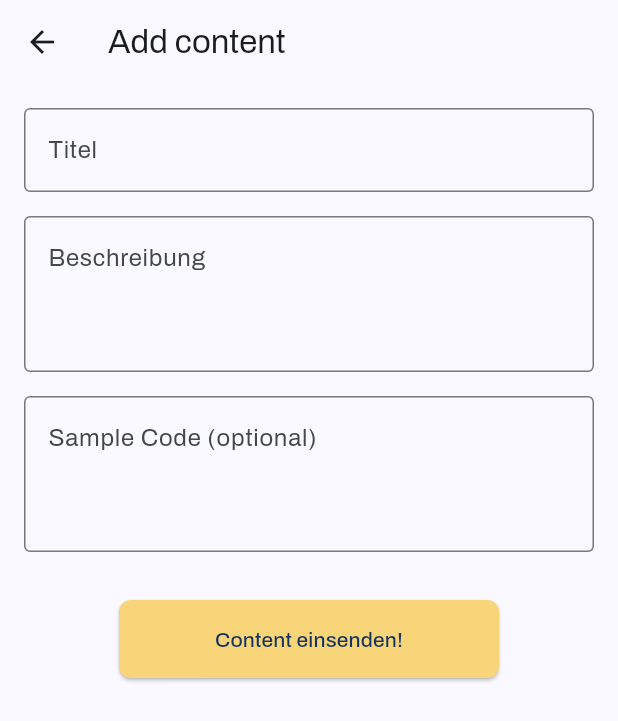
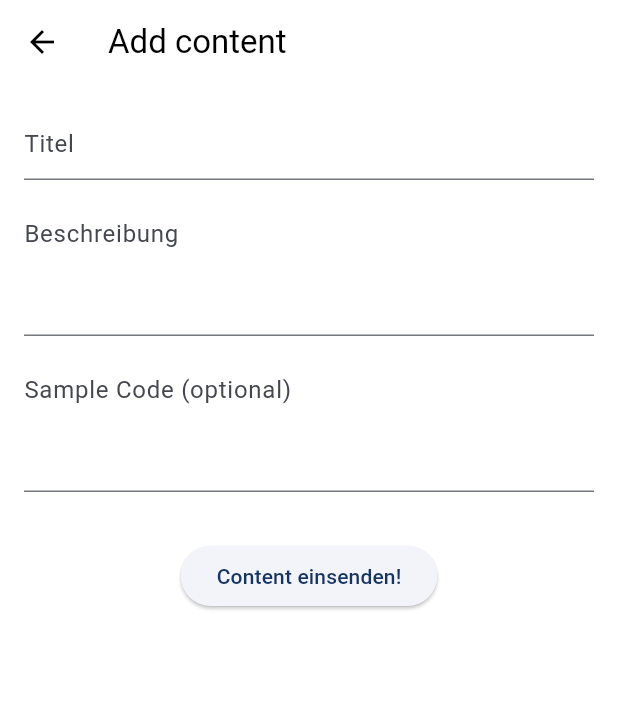
Before and after one commit to DavidAppAkademie/batch_3_app, a Flutter app: the screen it shows after launch, after a tap on "Anmelden", after a tap on the "settings" icon, after a tap on the "add" icon, on a phone screen of 412 x 824 dp. Shown: the top 721 px of the screen. Run offline on Flutter 3.47's test engine with Material 3 defaults, Android fonts, the phone set to English and light mode, and no system bars; our stand-ins replace flex_color_scheme, flutter_highlight, google_fonts, shared_preferences; Roboto replaces fonts that are missing (Abel).

Commit message:
modified themes

```diff
--- a/lib/config/theme.dart
+++ b/lib/config/theme.dart
@@ -1,33 +1,68 @@
-import 'package:batch_3_app/config/app_sizes.dart';
-import 'package:batch_3_app/config/palette.dart';
+import 'package:flex_color_scheme/flex_color_scheme.dart';
 import 'package:flutter/material.dart';
 import 'package:google_fonts/google_fonts.dart';
 
 ThemeData _getThemeData({required bool isDarkMode}) {
-  TextTheme baseTextTheme =
-      isDarkMode ? ThemeData.dark().textTheme : ThemeData.light().textTheme;
-  TextTheme customTextTheme =
-      baseTextTheme.apply(fontFamily: GoogleFonts.archivo().fontFamily);
-  return ThemeData(
-      colorScheme: _getColorScheme(
-        isDarkMode: isDarkMode,
+  if (isDarkMode) {
+    return FlexThemeData.dark(
+      colors: const FlexSchemeColor(
+        primary: Color(0xff163462),
+        primaryContainer: Color(0xffa6cced),
+        secondary: Color(0xfffeb716),
+        secondaryContainer: Color(0xffffdbcd),
+        tertiary: Color(0xff7cc8f8),
+        tertiaryContainer: Color(0xffc5e7ff),
+        appBarColor: Color(0xffffdbcd),
+        error: Color(0xffb00020),
+      ).defaultError.toDark(10, false),
+      surfaceMode: FlexSurfaceMode.levelSurfacesLowScaffold,
+      blendLevel: 13,
+      subThemesData: const FlexSubThemesData(
+        blendOnLevel: 20,
+        useTextTheme: true,
+        useM2StyleDividerInM3: true,
+        filledButtonSchemeColor: SchemeColor.secondary,
+        elevatedButtonSecondarySchemeColor: SchemeColor.secondary,
+        alignedDropdown: true,
+        useInputDecoratorThemeInDialogs: true,
       ),
-      inputDecorationTheme: const InputDecorationTheme(
-        border: OutlineInputBorder(),
+      visualDensity: FlexColorScheme.comfortablePlatformDensity,
+      useMaterial3: true,
+      swapLegacyOnMaterial3: true,
+      // To use the Playground font, add GoogleFonts package and uncomment
+      fontFamily: GoogleFonts.abel().fontFamily,
+    );
+  } else {
+    return FlexThemeData.light(
+      colors: const FlexSchemeColor(
+        primary: Color(0xff163462),
+        primaryContainer: Color(0xffa6cced),
+        secondary: Color(0xfffeb716),
+        secondaryContainer: Color(0xffffdbcd),
+        tertiary: Color(0xff7cc8f8),
+        tertiaryContainer: Color(0xffc5e7ff),
+        appBarColor: Color(0xffffdbcd),
+        error: Color(0xffb00020),
       ),
-      textTheme: customTextTheme,
-      elevatedButtonTheme: ElevatedButtonThemeData(
-          style: ButtonStyle(
-              padding: MaterialStateProperty.all<EdgeInsets>(
-                const EdgeInsets.symmetric(
-                    vertical: Sizes.p16, horizontal: Sizes.p64),
-              ),
-              shape: MaterialStateProperty.all<RoundedRectangleBorder>(
-                  RoundedRectangleBorder(
-                borderRadius: BorderRadius.circular(Sizes.p8),
-                // side: BorderSide(color: Colors.red)
-              )),
-              backgroundColor: MaterialStateProperty.all<Color>(batchYellow))));
+      surfaceMode: FlexSurfaceMode.levelSurfacesLowScaffold,
+      blendLevel: 7,
+      subThemesData: const FlexSubThemesData(
+        blendOnLevel: 10,
+        blendOnColors: false,
+        useTextTheme: true,
+        useM2StyleDividerInM3: true,
+        filledButtonSchemeColor: SchemeColor.secondary,
+        elevatedButtonSecondarySchemeColor: SchemeColor.secondary,
+        alignedDropdown: true,
+        useInputDecoratorThemeInDialogs: true,
+      ),
+      visualDensity: FlexColorScheme.comfortablePlatformDensity,
+      useMaterial3: true,
+      swapLegacyOnMaterial3: true,
+      // To use the Playground font, add GoogleFonts package and uncomment
+      fontFamily: GoogleFonts.abel().fontFamily,
+    );
+  }
 }
 
 ThemeData getDarkTheme() {
@@ -37,13 +72,3 @@ ThemeData getDarkTheme() {
 ThemeData getLightTheme() {
   return _getThemeData(isDarkMode: false);
 }
-
-ColorScheme _getColorScheme({required bool isDarkMode}) {
-  return ColorScheme.fromSeed(
-    seedColor: batchBlue,
-    primary: batchBlue,
-    secondary: batchYellow,
-    brightness: isDarkMode ? Brightness.dark : Brightness.light,
-    background: isDarkMode ? batchBackgroundBlue : batchBackgroundLightGrey,
-  );
-}
--- a/pubspec.yaml
+++ b/pubspec.yaml
@@ -7,6 +7,7 @@ environment:
   sdk: '>=3.2.2 <4.0.0'
 
 dependencies:
+  flex_color_scheme: ^7.3.1
   flutter:
     sdk: flutter
   flutter_highlight: ^0.7.0
```
Also changed, not shown: pubspec.lock, 9 other files.
